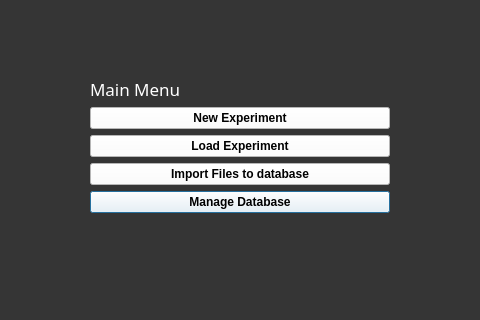
Before: the Qt Designer form app/dialogs/frames/main/mainmenu.ui in jnicoleoliveira/SPECData, drawn with Qt 5; both pictures show x 313 to 793 and y 230 to 550 of the 1106 by 750 pixel window.
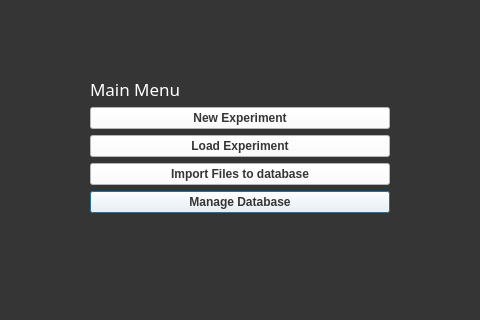
After: the same form once the commit is applied. Icons and pictures are not drawn.

```diff
--- a/app/dialogs/frames/main/mainmenu.ui
+++ b/app/dialogs/frames/main/mainmenu.ui
@@ -35,7 +35,8 @@
       <bool>false</bool>
      </property>
      <property name="styleSheet">
-      <string notr="true">background-color: rgb(255, 255, 255);</string>
+      <string notr="true">background-color: rgb(255, 255, 255);
+color: rgb(53, 53, 53);</string>
      </property>
      <property name="text">
       <string>Manage Database</string>
@@ -54,7 +55,8 @@
       <bool>false</bool>
      </property>
      <property name="styleSheet">
-      <string notr="true">background-color: rgb(255, 255, 255);</string>
+      <string notr="true">background-color: rgb(255, 255, 255);
+color: rgb(53, 53, 53);</string>
      </property>
      <property name="text">
       <string>Load Experiment</string>
@@ -73,7 +75,8 @@
       <bool>false</bool>
      </property>
      <property name="styleSheet">
-      <string notr="true">background-color: rgb(255, 255, 255);</string>
+      <string notr="true">background-color: rgb(255, 255, 255);
+color: rgb(53, 53, 53);</string>
      </property>
      <property name="text">
       <string>Import Files to database</string>
@@ -145,7 +148,8 @@
       <bool>false</bool>
      </property>
      <property name="styleSheet">
-      <string notr="true">background-color: rgb(255, 255, 255);</string>
+      <string notr="true">background-color: rgb(255, 255, 255);
+color: rgb(53, 53, 53);</string>
      </property>
      <property name="text">
       <string>New Experiment</string>
```
